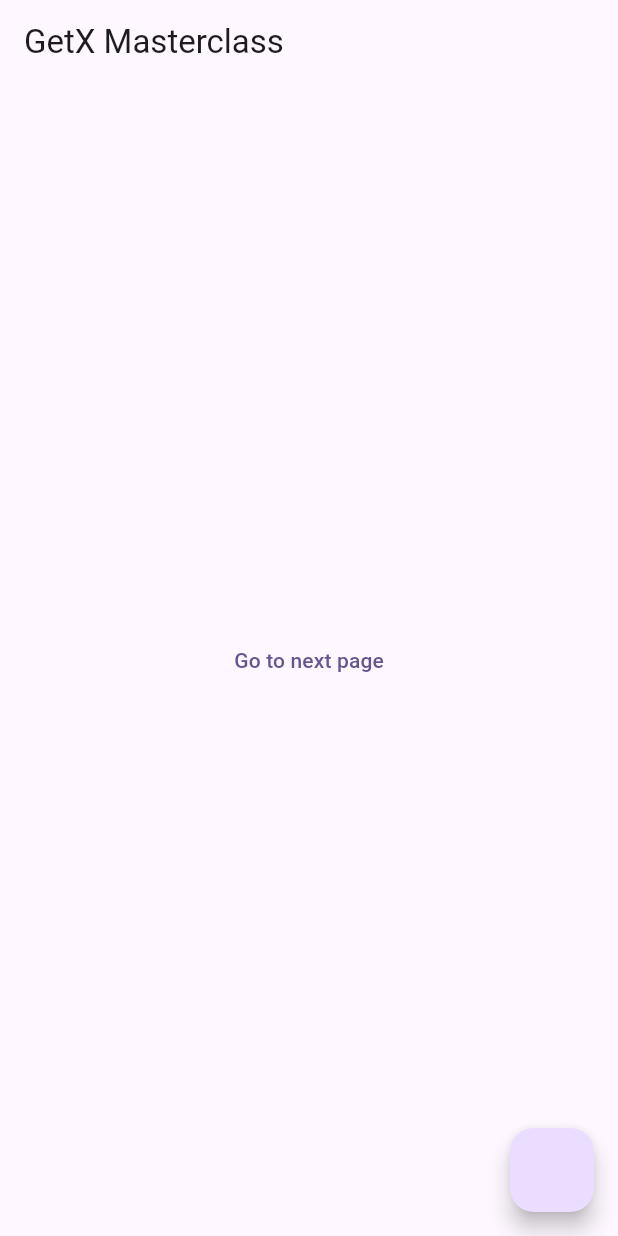
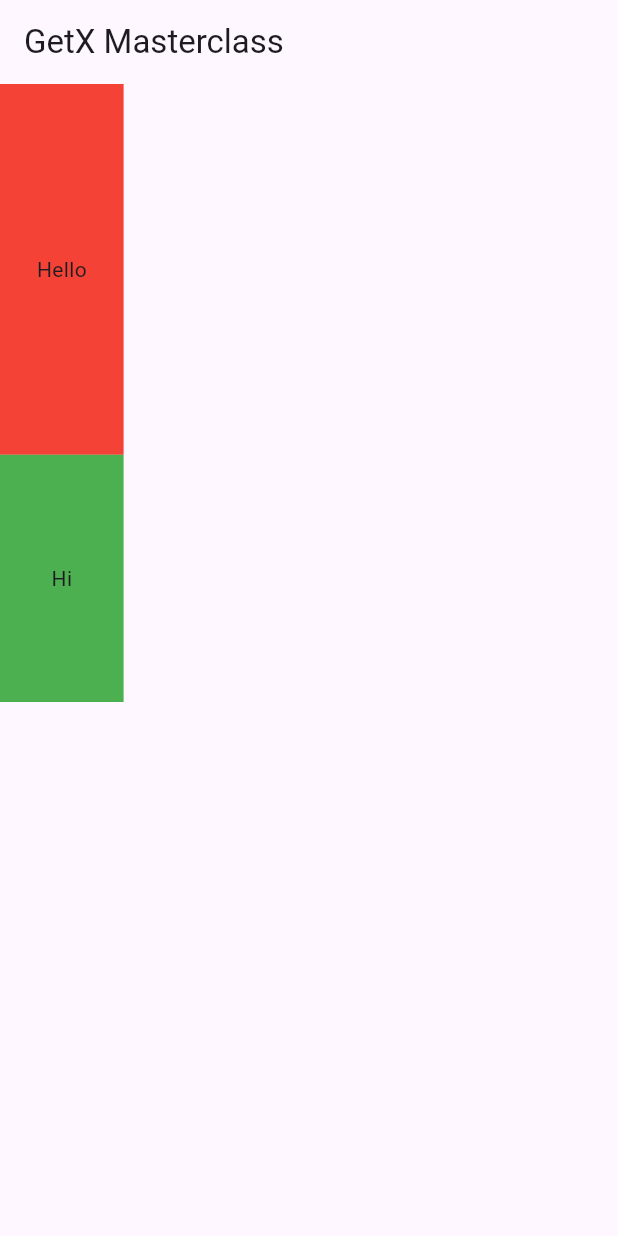
Before and after one commit to HasnathJami/Flutter_GetX_Masterclass, a Flutter app: the screen it shows after launch, on a phone screen of 412 x 824 dp. Run offline on Flutter 3.47's test engine with Material 3 defaults, Android fonts, the phone set to English and light mode, and no system bars; our stand-ins replace get.

Commit message:
4. GetX: Get Height, Get Width

```diff
--- a/lib/home_screen.dart
+++ b/lib/home_screen.dart
@@ -16,101 +16,30 @@ class _HomeScreenState extends State<HomeScreen> {
           title: Text('GetX Masterclass'),
         ),
         body: Column(
-        mainAxisAlignment: MainAxisAlignment.center,
-        crossAxisAlignment: CrossAxisAlignment.center,
           children: [
-          // Card(
-          //   child: ListTile(
-          //     title: Text('GetX Dialog Alert'),
-          //     subtitle: Text('Getx dialog alert with getX'),
-          //     onTap: (){
-          //       Get.defaultDialog(
-          //         title: "Delete chat",
-          //         titlePadding: EdgeInsets.only(top: 20),
-          //         // middleText: 'Are you sure you want to delete?',
-          //           content: Column(
-          //             children: [
-          //               Text('Are you sure you want to delete?'),
-          //               Text('Please let us know')
-          //             ],
-          //           ),
-          //         contentPadding: EdgeInsets.all(20),
-          //         // textConfirm: 'Yes',
-          //         // textCancel: 'No',
-          //         confirm: TextButton(
-          //           onPressed: () {
-          //           },
-          //           child: Text('Ok'),
-          //         ),
-          //         cancel: TextButton(
-          //           onPressed: (){
-          //             // Navigator.pop(context);
-          //              Get.back();
-          //           },
-          //           child: Text("Cancel"),
-          //         ),
-          //         barrierDismissible: false
-          //       );
-          //     },
-          //   ),
-          // ),
-          // Card(
-          //   child: ListTile(
-          //     title: Text('GetX Bottom Sheet Dialog'),
-          //     subtitle: Text('Getx bottom sheet dialog with getX'),
-          //     onTap: (){
-          //       Get.bottomSheet(
-          //         Container(
-          //           decoration: BoxDecoration(
-          //             color: Colors.blue,
-          //             borderRadius: BorderRadius.circular(30)
-          //           ),
-          //           child: Column(
-          //             children: [
-          //               ListTile(
-          //                 leading: Icon(Icons.light_mode),
-          //                 title: Text('Light Theme'),
-          //                 onTap: (){
-          //                   Get.changeTheme(ThemeData.light());
-          //                   Get.back();
-          //                 },
-          //               ),
-          //               ListTile(
-          //                 leading: Icon(Icons.dark_mode),
-          //                 title: Text('Dark Theme'),
-          //                 onTap: (){
-          //                   Get.changeTheme(ThemeData.dark());
-          //                   Get.back();
-          //                 },
-          //               ),
-          //             ],
-          //           ),
-          //         )
-          //       );
-          //     },
-          //   ),
-          // ),
-          Center(
-              child: TextButton(
-                  onPressed: () {
-                    // Navigator.push(context, MaterialPageRoute(builder: (context) => ScreenOne()));
-                    // Get.to(ScreenOne(name: "Jami",));
-                    Get.toNamed('/screenOne', arguments: ["Hasnath", "Jami"]);
-                  },
-                  child: Text("Go to next page"))),
+            Container(
+              // height: MediaQuery.of(context).size.height * 0.3,
+              height:Get.height * 0.3,
+              width: Get.width * 0.2,
+              color: Colors.red,
+              child: Center(
+                child: Text(
+                    'Hello'
+                ),
+              ),
+            ),
+            Container(
+              // height: MediaQuery.of(context).size.height * 0.3,
+              height:Get.height * 0.2,
+              width: Get.width * 0.2,
+              color: Colors.green,
+              child: Center(
+                child: Text(
+                    'Hi'
+                ),
+              ),
+            ),
           ],
-      ),
-      floatingActionButton: FloatingActionButton(onPressed: () {
-        Get.snackbar(
-          "Message",
-          "Welcome to GetX Masterclass",
-          backgroundColor: Colors.blue,
-          snackPosition: SnackPosition.BOTTOM,
-          icon: Icon(Icons.notifications),
-          mainButton: TextButton(onPressed: () {}, child: Text('click')),
-          // onTap: (snap){}
-        );
-      }),
-    );
+        ));
   }
 }
--- a/lib/main.dart
+++ b/lib/main.dart
@@ -20,11 +20,11 @@ class MyApp extends StatelessWidget {
         useMaterial3: true,
       ),
       home: HomeScreen(),
-      getPages: [
-        GetPage(name:'/', page: () => HomeScreen()),
-        GetPage(name:'/screenOne', page: () => ScreenOne()),
-        GetPage(name:'/screenTwo', page: () {return ScreenTwo();}),
-      ],
+      // getPages: [
+      //   GetPage(name:'/', page: () => HomeScreen()),
+      //   GetPage(name:'/screenOne', page: () => ScreenOne()),
+      //   GetPage(name:'/screenTwo', page: () {return ScreenTwo();}),
+      // ],
     );
   }
 }
--- a/lib/screen_one.dart
+++ b/lib/screen_one.dart
@@ -16,7 +16,7 @@ class _ScreenOneState extends State<ScreenOne> {
   Widget build(BuildContext context) {
     return Scaffold(
       appBar: AppBar(
-        title: Text('Screen One' + Get.arguments[1]),
+        title: Text('Screen One'),
       ),
       body: Column(
         mainAxisAlignment: MainAxisAlignment.center,
```
Lines whose indentation alone changed are shown as unchanged.
